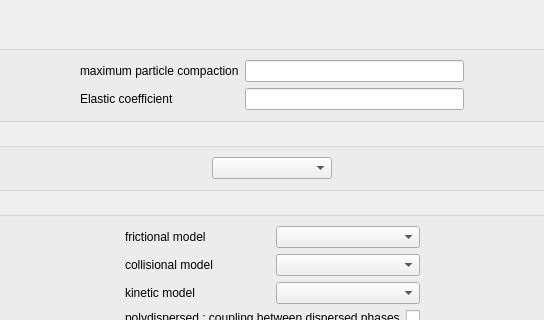
First picture: the form in python/code_saturne/gui/case/Solid.ui, repository code-saturne/code_saturne, before the edit; both pictures show x 328 to 872 and y 0 to 320 of the 1200 by 845 pixel window.
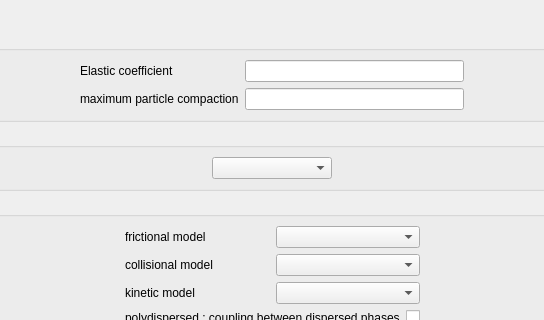
Second picture: the form after the edit.

Commit message: [GUI] Change position of elastic coefficient in particles page following commit 38ce1612

What changed in the file:
```diff
--- a/python/code_saturne/gui/case/Solid.ui
+++ b/python/code_saturne/gui/case/Solid.ui
@@ -42,24 +42,24 @@
       </item>
       <item>
        <layout class="QGridLayout" name="gridLayout">
-        <item row="0" column="1">
-         <widget class="QLineEdit" name="lineEditCompaction"/>
-        </item>
-        <item row="0" column="0">
+        <item row="1" column="0">
          <widget class="QLabel" name="label_4">
           <property name="text">
            <string>maximum particle compaction</string>
           </property>
          </widget>
         </item>
-        <item row="1" column="0">
+        <item row="1" column="1">
+         <widget class="QLineEdit" name="lineEditCompaction"/>
+        </item>
+        <item row="0" column="0">
          <widget class="QLabel" name="label_5">
           <property name="text">
            <string>Elastic coefficient</string>
           </property>
          </widget>
         </item>
-        <item row="1" column="1">
+        <item row="0" column="1">
          <widget class="QLineEdit" name="lineEditElastCoef"/>
         </item>
        </layout>
```
